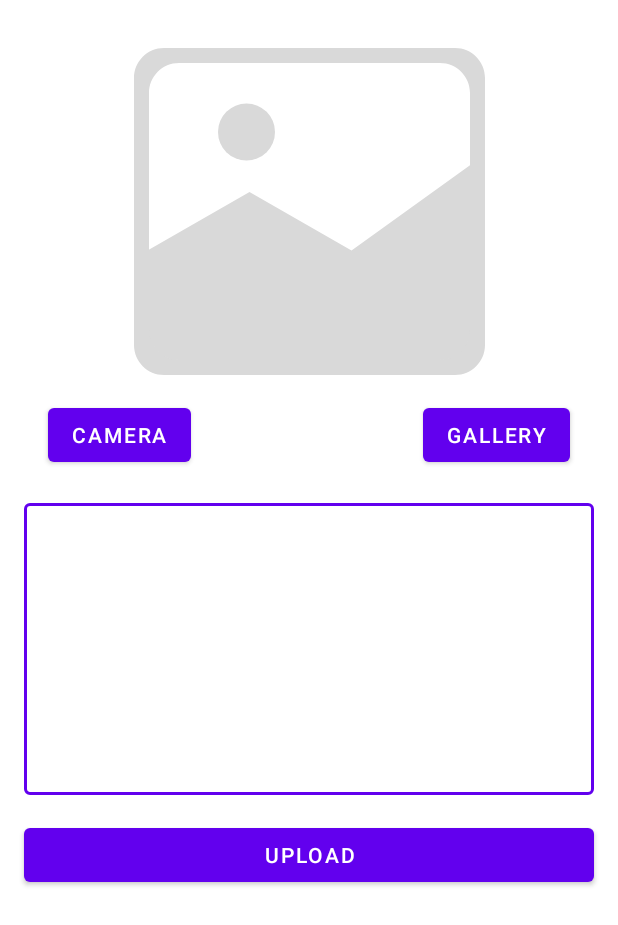
After one commit to admajarois/StoryAppSubmission, an Android app: the layout activity_add_story.xml on its own in the app's theme, with its tools: preview values and no code run, on a phone screen of 412 x 824 dp. The commit adds this screen. Shown: the top 925 px of the screen. Run offline under Robolectric (Android 15) with nearby library versions, the phone set to English and light mode, and no system bars.

Commit message:
add add story activity

```diff
--- a/app/src/main/java/com/admaja/storyappsubmission/view/add/DetailStoryActivity.kt
+++ b/app/src/main/java/com/admaja/storyappsubmission/view/add/AddtoryActivity.kt
@@ -4,9 +4,9 @@ import androidx.appcompat.app.AppCompatActivity
 import android.os.Bundle
 import com.admaja.storyappsubmission.R
 
-class DetailStoryActivity : AppCompatActivity() {
+class AddtoryActivity : AppCompatActivity() {
     override fun onCreate(savedInstanceState: Bundle?) {
         super.onCreate(savedInstanceState)
-        setContentView(R.layout.activity_detail_story)
+        setContentView(R.layout.activity_add_story)
     }
 }
--- /dev/null
+++ b/app/src/main/res/drawable/image_thumbnail.xml
@@ -0,0 +1,19 @@
+<?xml version="1.0" encoding="utf-8"?>
+<vector xmlns:android="http://schemas.android.com/apk/res/android"
+    xmlns:tools="http://schemas.android.com/tools"
+    android:width="234dp"
+    android:height="218dp"
+    android:viewportWidth="234"
+    android:viewportHeight="218"
+    tools:ignore="VectorRaster">
+    <path
+        android:fillColor="#FFD9D9D9"
+        android:pathData="M77 96L9 135v75h218V76l-81.98 59L77 96Z"/>
+    <path
+        android:fillColor="#FFD9D9D9"
+        android:pathData="M75 37A19 19 0 1 0 75 75 19 19 0 1 0 75 37z"/>
+    <path
+        android:fillColor="#FFD9D9D9"
+        android:fillType="evenOdd"
+        android:pathData="M20 0C8.95 0 0 8.95 0 20v178c0 11.05 8.95 20 20 20h194c11.05 0 20-8.95 20-20V20c0-11.05-8.95-20-20-20H20Zm10 10c-11.05 0-20 8.95-20 20v158c0 11.05 8.95 20 20 20h174c11.05 0 20-8.95 20-20V30c0-11.05-8.95-20-20-20H30Z"/>
+</vector>
--- /dev/null
+++ b/app/src/main/res/layout/activity_add_story.xml
@@ -0,0 +1,70 @@
+<?xml version="1.0" encoding="utf-8"?>
+<androidx.constraintlayout.widget.ConstraintLayout xmlns:android="http://schemas.android.com/apk/res/android"
+    xmlns:app="http://schemas.android.com/apk/res-auto"
+    xmlns:tools="http://schemas.android.com/tools"
+    android:layout_width="match_parent"
+    android:layout_height="match_parent"
+    tools:context=".view.add.AddtoryActivity">
+
+    <ImageView
+        android:id="@+id/iv_add_story"
+        android:layout_width="wrap_content"
+        android:layout_height="wrap_content"
+        android:layout_marginTop="32dp"
+        android:contentDescription="@string/thumbnail_story"
+        app:layout_constraintEnd_toEndOf="parent"
+        app:layout_constraintStart_toStartOf="parent"
+        app:layout_constraintTop_toTopOf="parent"
+        app:srcCompat="@drawable/image_thumbnail" />
+
+    <Button
+        android:id="@+id/button2"
+        android:layout_width="wrap_content"
+        android:layout_height="wrap_content"
+        android:layout_marginStart="32dp"
+        android:layout_marginTop="16dp"
+        android:text="@string/bt_camera"
+        app:layout_constraintStart_toStartOf="parent"
+        app:layout_constraintTop_toBottomOf="@+id/iv_add_story" />
+
+    <Button
+        android:id="@+id/button3"
+        android:layout_width="wrap_content"
+        android:layout_height="wrap_content"
+        android:layout_marginTop="16dp"
+        android:layout_marginEnd="32dp"
+        android:text="@string/bt_gallery"
+        app:layout_constraintEnd_toEndOf="parent"
+        app:layout_constraintTop_toBottomOf="@+id/iv_add_story" />
+
+    <com.google.android.material.textfield.TextInputLayout
+        android:id="@+id/et_add_story_layout"
+        style="@style/Widget.MaterialComponents.TextInputLayout.OutlinedBox"
+        android:layout_width="match_parent"
+        android:layout_height="200dp"
+        android:layout_marginStart="16dp"
+        android:layout_marginTop="16dp"
+        android:layout_marginEnd="16dp"
+        app:layout_constraintEnd_toEndOf="parent"
+        app:layout_constraintStart_toStartOf="parent"
+        app:layout_constraintTop_toBottomOf="@+id/button2">
+
+        <com.google.android.material.textfield.TextInputEditText
+            android:layout_width="match_parent"
+            android:layout_height="match_parent"
+            android:inputType="textImeMultiLine"/>
+
+    </com.google.android.material.textfield.TextInputLayout>
+
+    <Button
+        android:id="@+id/button4"
+        android:layout_width="0dp"
+        android:layout_height="wrap_content"
+        android:layout_marginStart="16dp"
+        android:layout_marginTop="16dp"
+        android:layout_marginEnd="16dp"
+        android:text="@string/bt_upload"
+        app:layout_constraintEnd_toEndOf="parent"
+        app:layout_constraintStart_toStartOf="parent"
+        app:layout_constraintTop_toBottomOf="@+id/et_add_story_layout" />
+</androidx.constraintlayout.widget.ConstraintLayout>
--- a/app/src/main/res/layout/activity_detail_story.xml
+++ /dev/null
@@ -1,9 +0,0 @@
-<?xml version="1.0" encoding="utf-8"?>
-<androidx.constraintlayout.widget.ConstraintLayout xmlns:android="http://schemas.android.com/apk/res/android"
-    xmlns:app="http://schemas.android.com/apk/res-auto"
-    xmlns:tools="http://schemas.android.com/tools"
-    android:layout_width="match_parent"
-    android:layout_height="match_parent"
-    tools:context=".view.add.DetailStoryActivity">
-
-</androidx.constraintlayout.widget.ConstraintLayout>
--- a/app/src/main/res/values/strings.xml
+++ b/app/src/main/res/values/strings.xml
@@ -10,4 +10,7 @@
     <string name="title_story">Lorem ipsum dolor sit amet</string>
     <string name="story_sinopsis">Lorem ipsum dolor sit amet, consectetur adipiscing elit. Aenean ut sapien id urna tincidunt pretium. In luctus odio lectus, sit amet convallis dui pretium vitae. Nunc interdum a nunc et finibus. Sed accumsan est vitae venenatis euismod. Nulla sed nunc augue. In iaculis ac felis ac commodo. Vivamus molestie sollicitudin orci nec convallis. Morbi consequat tincidunt tempus. Vestibulum eget eleifend justo, et semper diam. Mauris scelerisque nisi non purus efficitur, vel scelerisque tellus mattis. Donec luctus, leo a blandit accumsan, nulla sem tempor nulla, id sollicitudin tortor diam nec velit. Curabitur sed leo at est varius ultrices bibendum ut tortor. Maecenas cursus tincidunt nulla, nec laoreet neque ornare at. Nam blandit elementum ligula at bibendum.</string>
     <string name="thumbnail_story">Ini gambar story</string>
+    <string name="bt_camera">Camera</string>
+    <string name="bt_gallery">Gallery</string>
+    <string name="bt_upload">Upload</string>
 </resources>
```
